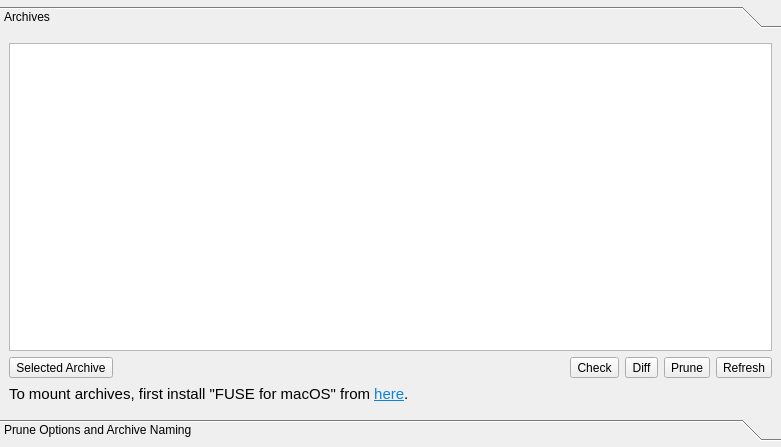
Qt form src/vorta/assets/UI/archivetab.ui (borgbase/vorta) before a commit.
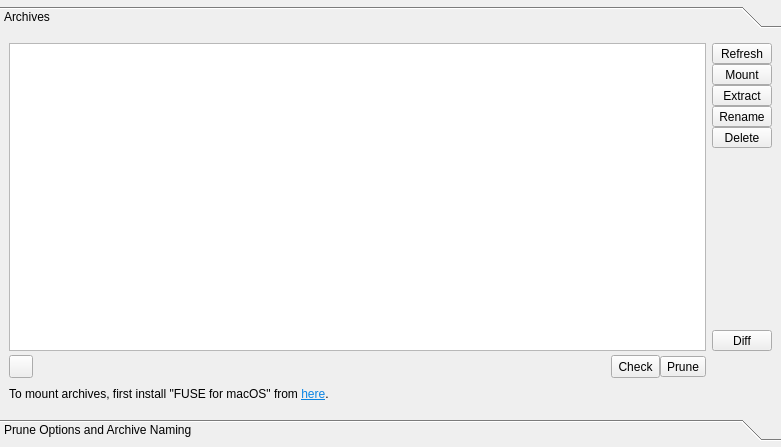
The same form after that commit.

Commit message: Make archive operations more accessible and rename actions of `ArchiveTab`.

What changed in the file:
```diff
--- a/src/vorta/assets/UI/archivetab.ui
+++ b/src/vorta/assets/UI/archivetab.ui
@@ -51,7 +51,64 @@
       </attribute>
       <layout class="QVBoxLayout" name="verticalLayout_2">
        <item>
+        <layout class="QGridLayout" name="gridLayout">
+         <property name="verticalSpacing">
+          <number>4</number>
+         </property>
+         <item row="1" column="0">
+          <layout class="QHBoxLayout" name="horizontalLayout_3">
+           <item>
+            <widget class="QToolButton" name="bList"/>
+           </item>
+           <item>
+            <spacer name="horizontalSpacer">
+             <property name="orientation">
+              <enum>Qt::Horizontal</enum>
+             </property>
+             <property name="sizeHint" stdset="0">
+              <size>
+               <width>40</width>
+               <height>20</height>
+              </size>
+             </property>
+            </spacer>
+           </item>
+           <item>
+            <widget class="QToolButton" name="bCheck">
+             <property name="sizePolicy">
+              <sizepolicy hsizetype="Preferred" vsizetype="Preferred">
+               <horstretch>0</horstretch>
+               <verstretch>0</verstretch>
+              </sizepolicy>
+             </property>
+             <property name="text">
+              <string>Check</string>
+             </property>
+             <property name="toolButtonStyle">
+              <enum>Qt::ToolButtonTextBesideIcon</enum>
+             </property>
+            </widget>
+           </item>
+           <item>
+            <widget class="QToolButton" name="bPrune">
+             <property name="text">
+              <string>Prune</string>
+             </property>
+             <property name="toolButtonStyle">
+              <enum>Qt::ToolButtonTextBesideIcon</enum>
+             </property>
+            </widget>
+           </item>
+          </layout>
+         </item>
+         <item row="0" column="0">
         <widget class="QTableWidget" name="archiveTable">
+           <property name="sizePolicy">
+            <sizepolicy hsizetype="Expanding" vsizetype="Expanding">
+             <horstretch>1</horstretch>
+             <verstretch>1</verstretch>
+            </sizepolicy>
+           </property>
          <attribute name="horizontalHeaderVisible">
           <bool>false</bool>
          </attribute>
@@ -91,70 +148,100 @@
          </column>
         </widget>
        </item>
+         <item row="0" column="1">
+          <layout class="QVBoxLayout" name="verticalLayout_5">
        <item>
-        <layout class="QHBoxLayout" name="horizontalLayout_3">
-         <item>
-          <widget class="QToolButton" name="archiveActionButton">
-           <property name="text">
-            <string>Selected Archive</string>
-           </property>
-           <property name="toolButtonStyle">
-            <enum>Qt::ToolButtonTextBesideIcon</enum>
-           </property>
-          </widget>
-         </item>
-         <item>
-          <spacer name="horizontalSpacer">
-           <property name="orientation">
-            <enum>Qt::Horizontal</enum>
-           </property>
-           <property name="sizeHint" stdset="0">
-            <size>
-             <width>40</width>
-             <height>20</height>
-            </size>
-           </property>
-          </spacer>
-         </item>
-         <item>
-          <widget class="QToolButton" name="checkButton">
-           <property name="text">
-            <string>Check</string>
-           </property>
-           <property name="toolButtonStyle">
-            <enum>Qt::ToolButtonTextBesideIcon</enum>
-           </property>
-          </widget>
-         </item>
-         <item>
-          <widget class="QToolButton" name="diffButton">
-           <property name="text">
-            <string>Diff</string>
-           </property>
-           <property name="toolButtonStyle">
-            <enum>Qt::ToolButtonTextBesideIcon</enum>
-           </property>
-          </widget>
-         </item>
-         <item>
-          <widget class="QToolButton" name="pruneButton">
-           <property name="text">
-            <string>Prune</string>
-           </property>
-           <property name="toolButtonStyle">
-            <enum>Qt::ToolButtonTextBesideIcon</enum>
-           </property>
-          </widget>
-         </item>
-         <item>
-          <widget class="QToolButton" name="listButton">
+            <widget class="QToolButton" name="bRefreshArchive">
+             <property name="sizePolicy">
+              <sizepolicy hsizetype="MinimumExpanding" vsizetype="Fixed">
+               <horstretch>0</horstretch>
+               <verstretch>0</verstretch>
+              </sizepolicy>
+             </property>
            <property name="text">
             <string>Refresh</string>
            </property>
+            </widget>
+           </item>
+           <item>
+            <widget class="QToolButton" name="bMount">
+             <property name="sizePolicy">
+              <sizepolicy hsizetype="MinimumExpanding" vsizetype="Fixed">
+               <horstretch>0</horstretch>
+               <verstretch>0</verstretch>
+              </sizepolicy>
+             </property>
+             <property name="text">
+              <string>Mount</string>
+             </property>
+            </widget>
+           </item>
+           <item>
+            <widget class="QToolButton" name="bExtract">
+             <property name="sizePolicy">
+              <sizepolicy hsizetype="MinimumExpanding" vsizetype="Fixed">
+               <horstretch>0</horstretch>
+               <verstretch>0</verstretch>
+              </sizepolicy>
+             </property>
+             <property name="text">
+              <string>Extract</string>
+             </property>
+            </widget>
+           </item>
+           <item>
+            <widget class="QToolButton" name="bRename">
+             <property name="sizePolicy">
+              <sizepolicy hsizetype="MinimumExpanding" vsizetype="Fixed">
+               <horstretch>0</horstretch>
+               <verstretch>0</verstretch>
+              </sizepolicy>
+             </property>
+             <property name="text">
+              <string>Rename</string>
+             </property>
+            </widget>
+           </item>
+           <item>
+            <widget class="QToolButton" name="bDelete">
+             <property name="sizePolicy">
+              <sizepolicy hsizetype="MinimumExpanding" vsizetype="Fixed">
+               <horstretch>0</horstretch>
+               <verstretch>0</verstretch>
+              </sizepolicy>
+             </property>
+             <property name="text">
+              <string>Delete</string>
+             </property>
+            </widget>
+           </item>
+           <item>
+            <spacer name="verticalSpacer_2">
+             <property name="sizeHint" stdset="0">
+              <size>
+               <width>20</width>
+               <height>40</height>
+              </size>
+             </property>
+            </spacer>
+           </item>
+           <item>
+            <widget class="QToolButton" name="bDiff">
+             <property name="sizePolicy">
+              <sizepolicy hsizetype="MinimumExpanding" vsizetype="Fixed">
+               <horstretch>0</horstretch>
+               <verstretch>0</verstretch>
+              </sizepolicy>
+             </property>
+             <property name="text">
+              <string>Diff</string>
+             </property>
            <property name="toolButtonStyle">
             <enum>Qt::ToolButtonTextBesideIcon</enum>
            </property>
           </widget>
+           </item>
+          </layout>
          </item>
         </layout>
        </item>
@@ -169,13 +256,6 @@
            <height>20</height>
           </size>
          </property>
-         <property name="font">
-          <font>
-           <pointsize>11</pointsize>
-           <weight>50</weight>
-           <bold>false</bold>
-          </font>
-         </property>
          <property name="text">
           <string>&lt;html&gt;&lt;head/&gt;&lt;body&gt;&lt;p&gt;To mount archives, first install &amp;quot;FUSE for macOS&amp;quot; from &lt;a href=&quot;https://osxfuse.github.io/&quot;&gt;&lt;span style=&quot; text-decoration: underline; color:#0984e3;&quot;&gt;here&lt;/span&gt;&lt;/a&gt;.&lt;/p&gt;&lt;/body&gt;&lt;/html&gt;</string>
          </property>
```
Lines whose indentation alone changed are shown as unchanged. The commit also changes 3 other files.
